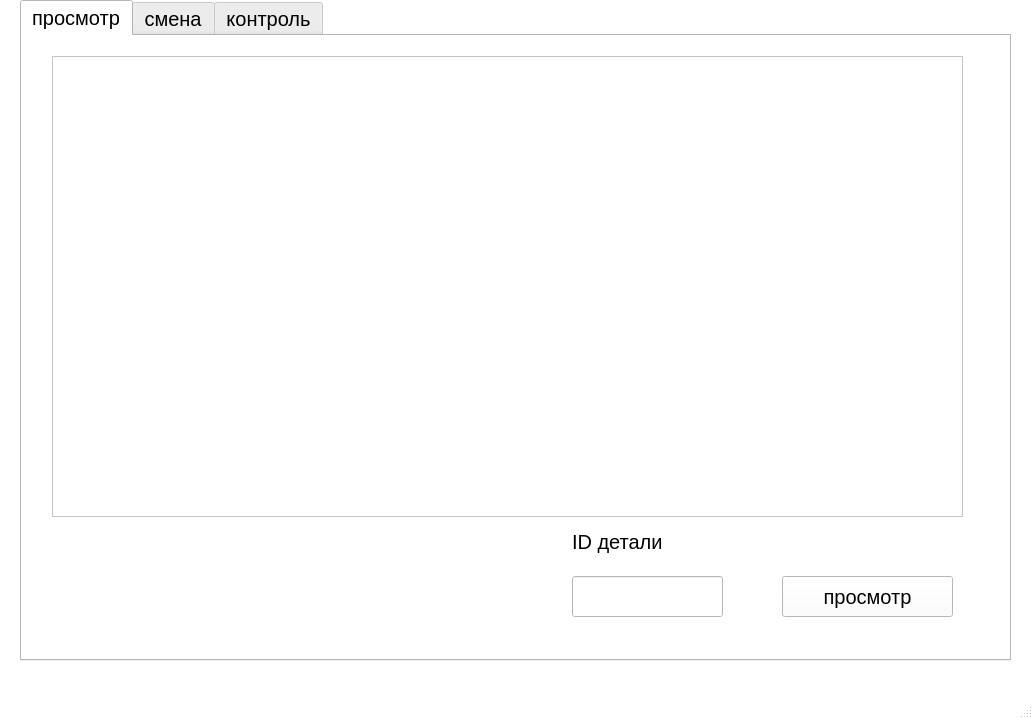
The window that цех2.ui (paldess/chep-v1) describes before a commit, drawn with Qt 5.
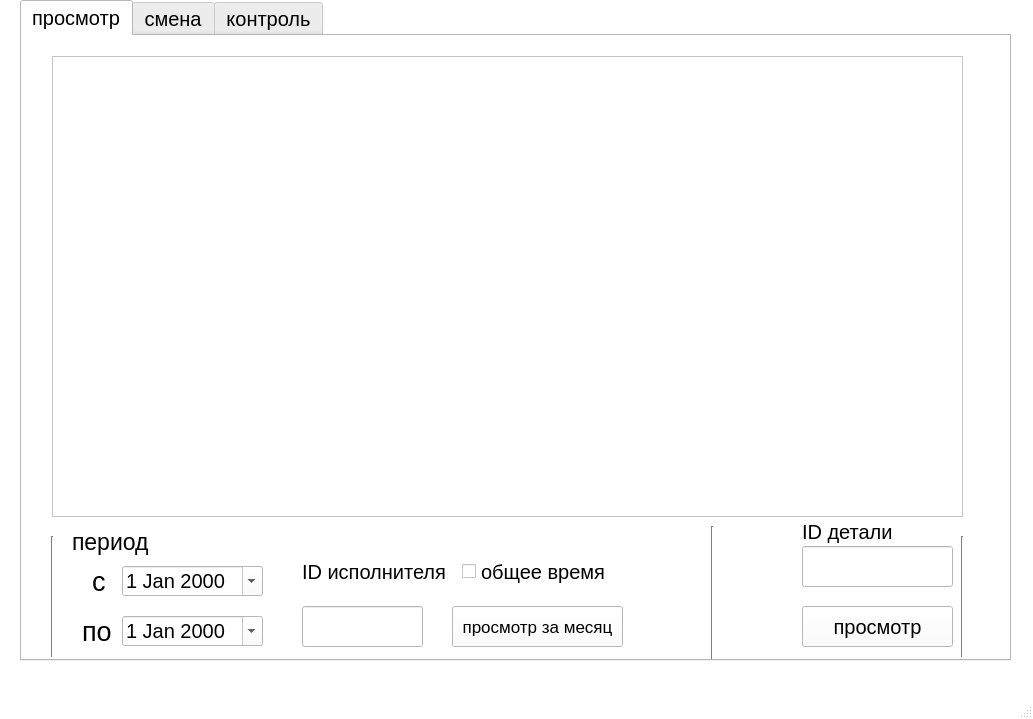
The same window after the commit. The open tabs and pages were chosen to show the change.

The edit to the form file:
```diff
--- a/цех2.ui
+++ b/цех2.ui
@@ -492,8 +492,8 @@
      <widget class="QLineEdit" name="id_detail_view">
       <property name="geometry">
        <rect>
-        <x>550</x>
-        <y>540</y>
+        <x>780</x>
+        <y>510</y>
         <width>151</width>
         <height>41</height>
        </rect>
@@ -502,9 +502,9 @@
      <widget class="QPushButton" name="view_data_detaly">
       <property name="geometry">
        <rect>
-        <x>760</x>
-        <y>540</y>
-        <width>171</width>
+        <x>780</x>
+        <y>570</y>
+        <width>151</width>
         <height>41</height>
        </rect>
       </property>
@@ -515,8 +515,8 @@
      <widget class="QLabel" name="label">
       <property name="geometry">
        <rect>
-        <x>550</x>
-        <y>490</y>
+        <x>780</x>
+        <y>480</y>
         <width>111</width>
         <height>31</height>
        </rect>
@@ -535,6 +535,185 @@
        </rect>
       </property>
      </widget>
+     <widget class="QLineEdit" name="who_to">
+      <property name="geometry">
+       <rect>
+        <x>280</x>
+        <y>570</y>
+        <width>121</width>
+        <height>41</height>
+       </rect>
+      </property>
+     </widget>
+     <widget class="QPushButton" name="go_to">
+      <property name="geometry">
+       <rect>
+        <x>430</x>
+        <y>570</y>
+        <width>171</width>
+        <height>41</height>
+       </rect>
+      </property>
+      <property name="font">
+       <font>
+        <pointsize>13</pointsize>
+       </font>
+      </property>
+      <property name="text">
+       <string>просмотр за месяц</string>
+      </property>
+     </widget>
+     <widget class="Line" name="line_3">
+      <property name="geometry">
+       <rect>
+        <x>680</x>
+        <y>490</y>
+        <width>20</width>
+        <height>141</height>
+       </rect>
+      </property>
+      <property name="orientation">
+       <enum>Qt::Vertical</enum>
+      </property>
+     </widget>
+     <widget class="QLabel" name="label_14">
+      <property name="geometry">
+       <rect>
+        <x>50</x>
+        <y>490</y>
+        <width>91</width>
+        <height>31</height>
+       </rect>
+      </property>
+      <property name="font">
+       <font>
+        <pointsize>17</pointsize>
+       </font>
+      </property>
+      <property name="text">
+       <string>период</string>
+      </property>
+     </widget>
+     <widget class="QLabel" name="label_15">
+      <property name="geometry">
+       <rect>
+        <x>280</x>
+        <y>520</y>
+        <width>151</width>
+        <height>31</height>
+       </rect>
+      </property>
+      <property name="text">
+       <string>ID исполнителя</string>
+      </property>
+     </widget>
+     <widget class="QDateEdit" name="to_to">
+      <property name="geometry">
+       <rect>
+        <x>100</x>
+        <y>580</y>
+        <width>141</width>
+        <height>30</height>
+       </rect>
+      </property>
+      <property name="currentSection">
+       <enum>QDateTimeEdit::MonthSection</enum>
+      </property>
+      <property name="calendarPopup">
+       <bool>true</bool>
+      </property>
+     </widget>
+     <widget class="QDateEdit" name="on_to">
+      <property name="geometry">
+       <rect>
+        <x>100</x>
+        <y>530</y>
+        <width>141</width>
+        <height>30</height>
+       </rect>
+      </property>
+      <property name="currentSection">
+       <enum>QDateTimeEdit::MonthSection</enum>
+      </property>
+      <property name="calendarPopup">
+       <bool>true</bool>
+      </property>
+     </widget>
+     <widget class="QLabel" name="label_16">
+      <property name="geometry">
+       <rect>
+        <x>70</x>
+        <y>530</y>
+        <width>47</width>
+        <height>31</height>
+       </rect>
+      </property>
+      <property name="font">
+       <font>
+        <pointsize>20</pointsize>
+       </font>
+      </property>
+      <property name="text">
+       <string>с</string>
+      </property>
+     </widget>
+     <widget class="QLabel" name="label_18">
+      <property name="geometry">
+       <rect>
+        <x>60</x>
+        <y>580</y>
+        <width>47</width>
+        <height>31</height>
+       </rect>
+      </property>
+      <property name="font">
+       <font>
+        <pointsize>20</pointsize>
+       </font>
+      </property>
+      <property name="text">
+       <string>по</string>
+      </property>
+     </widget>
+     <widget class="Line" name="line_4">
+      <property name="geometry">
+       <rect>
+        <x>20</x>
+        <y>500</y>
+        <width>20</width>
+        <height>121</height>
+       </rect>
+      </property>
+      <property name="orientation">
+       <enum>Qt::Vertical</enum>
+      </property>
+     </widget>
+     <widget class="Line" name="line_5">
+      <property name="geometry">
+       <rect>
+        <x>930</x>
+        <y>500</y>
+        <width>20</width>
+        <height>121</height>
+       </rect>
+      </property>
+      <property name="orientation">
+       <enum>Qt::Vertical</enum>
+      </property>
+     </widget>
+     <widget class="QCheckBox" name="to_time">
+      <property name="geometry">
+       <rect>
+        <x>440</x>
+        <y>520</y>
+        <width>151</width>
+        <height>31</height>
+       </rect>
+      </property>
+      <property name="text">
+       <string>общее время</string>
+      </property>
+     </widget>
     </widget>
     <widget class="QWidget" name="worker">
      <attribute name="title">
```
Left out of the diff: 68 changed lines with no effect on the pictures.
